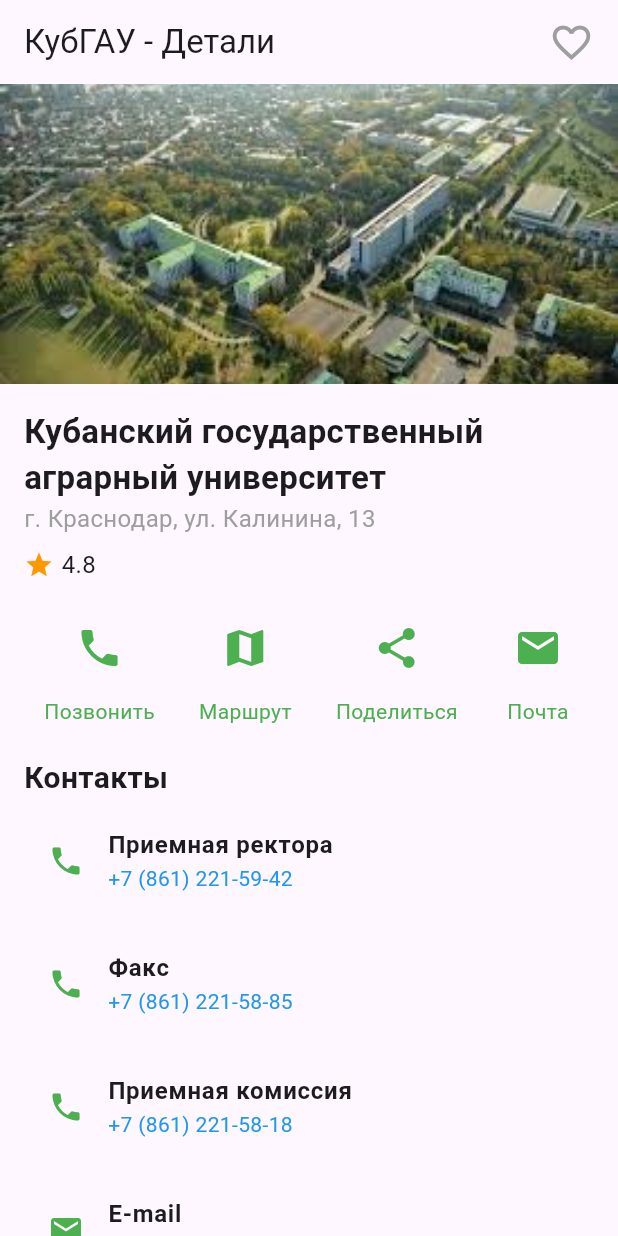
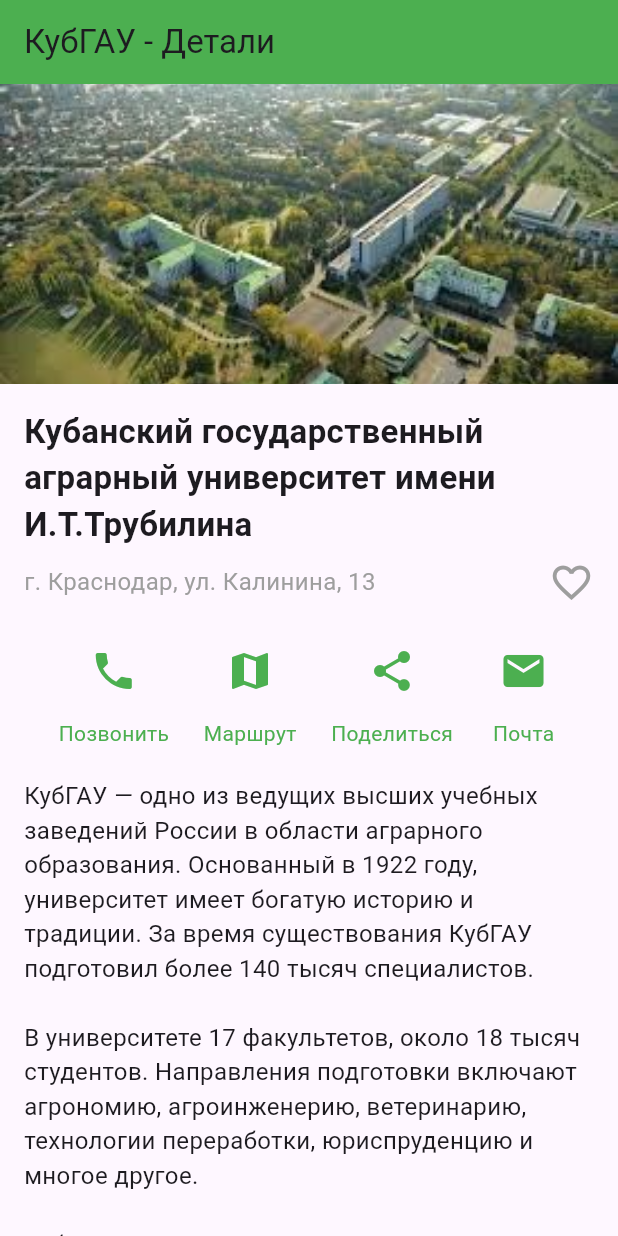
Before and after one commit to EdwardEqwee/mobile_dev, a Flutter app: the screen it shows after launch, on a phone screen of 412 x 824 dp. Run offline on Flutter 3.47's test engine with Material 3 defaults, Android fonts, the phone set to English and light mode, and no system bars; our stand-ins replace share_plus.

Commit message:
рабочая версия 3.5

```diff
--- a/lab_04/lib/main.dart
+++ b/lab_04/lib/main.dart
@@ -33,33 +33,8 @@ class _HomeScreenState extends State<HomeScreen> {
     return Scaffold(
       appBar: AppBar(
         title: Text('КубГАУ - Детали'),
-        actions: [
-          /// Кнопка "лайк" с анимацией
-          GestureDetector(
-            onTap: () {
-              setState(() {
-                isLiked = !isLiked;
-              });
-            },
-            child: Padding(
-              padding: const EdgeInsets.symmetric(horizontal: 16.0),
-              child: AnimatedSwitcher(
-                duration: Duration(milliseconds: 300),
-                transitionBuilder: (child, animation) {
-                  return ScaleTransition(scale: animation, child: child);
-                },
-                child: Icon(
-                  isLiked ? Icons.favorite : Icons.favorite_border,
-                  key: ValueKey<bool>(isLiked),
-                  color: isLiked ? Colors.red : Colors.grey,
-                  size: 30,
+        backgroundColor: Colors.green,
       ),
-              ),
-            ),
-          ),
-        ],
-      ),
-      /// Основное содержимое экрана
       body: SingleChildScrollView(
         child: Column(
           crossAxisAlignment: CrossAxisAlignment.start,
@@ -80,23 +55,39 @@ class _HomeScreenState extends State<HomeScreen> {
                 crossAxisAlignment: CrossAxisAlignment.start,
                 children: [
                   Text(
-                    'Кубанский государственный аграрный университет',
+                    'Кубанский государственный аграрный университет имени И.Т.Трубилина',
                     style: TextStyle(fontSize: 22, fontWeight: FontWeight.bold),
                   ),
+                  SizedBox(height: 8),
+
+                  /// Блок с адресом и лайком
+                  Row(
+                    mainAxisAlignment: MainAxisAlignment.spaceBetween,
+                    children: [
                       Text(
                         'г. Краснодар, ул. Калинина, 13',
                         style: TextStyle(fontSize: 16, color: Colors.grey),
                       ),
-                  SizedBox(height: 8),
-                  Row(
-                    children: [
-                      Icon(Icons.star, color: Colors.orange, size: 20),
-                      SizedBox(width: 5),
-                      Text('4.8', style: TextStyle(fontSize: 16)),
-                    ],
+                      GestureDetector(
+                        onTap: () {
+                          setState(() {
+                            isLiked = !isLiked;
+                          });
+                        },
+                        child: AnimatedSwitcher(
+                          duration: Duration(milliseconds: 300),
+                          transitionBuilder: (child, animation) {
+                            return ScaleTransition(scale: animation, child: child);
+                          },
+                          child: Icon(
+                            isLiked ? Icons.favorite : Icons.favorite_border,
+                            key: ValueKey<bool>(isLiked),
+                            color: isLiked ? Colors.red : Colors.grey,
+                            size: 30,
+                          ),
+                        ),
                       ),
                     ],
-              ),
                   ),
                   SizedBox(height: 20),
 
@@ -110,6 +101,20 @@ class _HomeScreenState extends State<HomeScreen> {
                       _buildActionButton(Icons.email, 'Почта', _sendEmail),
                     ],
                   ),
+
+                  SizedBox(height: 20),
+                  Text(
+                    'КубГАУ — одно из ведущих высших учебных заведений России в области аграрного образования. Основанный в 1922 году, университет имеет богатую историю и традиции. За время существования КубГАУ подготовил более 140 тысяч специалистов.\n\n'
+                        'В университете 17 факультетов, около 18 тысяч студентов. Направления подготовки включают агрономию, агроинженерию, ветеринарию, технологии переработки, юриспруденцию и многое другое.\n\n'
+                        'КубГАУ активно занимается научными исследованиями и внедрением инноваций. В университете работают два НИИ: биотехнологии и сертификации пищевой продукции, а также прикладной и экспериментальной экологии.\n\n'
+                        'Кампус включает 22 учебных корпуса, 20 общежитий, библиотеку, спортивный комплекс, ботанический сад и многое другое. КубГАУ активно участвует в международных проектах, обмениваясь опытом с зарубежными вузами и научными центрами.\n\n'
+                        'Таким образом, Кубанский государственный аграрный университет сочетает богатые традиции, современные образовательные и научные подходы, активно внедряя инновации.',
+                    style: TextStyle(fontSize: 16),
+                  ),
+                ],
+              ),
+            ),
+
             SizedBox(height: 20),
 
             /// Контакты
@@ -121,21 +126,20 @@ class _HomeScreenState extends State<HomeScreen> {
               ),
             ),
             _buildContactInfo(Icons.phone, 'Приемная ректора', '+7 (861) 221-59-42', 'tel:+78612215942'),
-            _buildContactInfo(Icons.phone, 'Факс', '+7 (861) 221-58-85', 'tel:+78612215885'),
+            _buildContactInfo(Icons.fax_sharp, 'Факс', '+7 (861) 221-58-85', 'tel:+78612215885'),
             _buildContactInfo(Icons.phone, 'Приемная комиссия', '+7 (861) 221-58-18', 'tel:+78612215818'),
             _buildContactInfo(Icons.email, 'E-mail', 'mail@kubsau.ru', 'mailto:mail@kubsau.ru'),
 
-            /// Кнопка для перехода на сайт
             Padding(
-              padding: EdgeInsets.symmetric(horizontal: 16, vertical: 20),
+            padding: EdgeInsets.symmetric(horizontal: 20, vertical: 20),
             child: ElevatedButton.icon(
             onPressed: _openWebsite,
-                icon: Icon(Icons.public),
+
             label: Text('Перейти на сайт КубГАУ'),
             style: ElevatedButton.styleFrom(
             backgroundColor: Colors.green,
             foregroundColor: Colors.white,
-                  padding: EdgeInsets.symmetric(vertical: 12),
+            padding: EdgeInsets.symmetric(horizontal: 20, vertical: 12),
             ),
             ),
             ),
@@ -145,33 +149,29 @@ class _HomeScreenState extends State<HomeScreen> {
     );
   }
 
-  /// 📞 Открытие экрана вызова с указанным номером
+  /// Открытие экрана вызова с указанным номером
   void _makeCall(String phoneNumber) async {
     final Uri callUri = Uri.parse("tel:$phoneNumber");
     if (await canLaunchUrl(callUri)) {
       await launchUrl(callUri);
-    } else {
-      print("Ошибка: не удалось открыть телефонный вызов.");
     }
   }
 
-  /// 📍 Открытие Google Maps с местоположением КубГАУ
+  /// Открытие Яндекс.Карт с местоположением КубГАУ
   void _openMap() async {
-    Uri mapUri = Uri.parse("https://maps.app.goo.gl/GE7G8Rzk888b6Cz1A");
+    Uri mapUri = Uri.parse("https://yandex.ru/maps/-/CHuIIOoJ");
     if (await canLaunchUrl(mapUri)) {
       await launchUrl(mapUri, mode: LaunchMode.externalApplication);
-    } else {
-      print("Ошибка: не удалось открыть Google Maps.");
     }
   }
 
-  /// 📤 Функция для кнопки "Поделиться"
+  /// Функция для кнопки "Поделиться"
   void _sharePlace() {
-    String message = "🎓 КубГАУ - один из ведущих аграрных университетов России! 📍 Посмотрите на карту: https://maps.app.goo.gl/GE7G8Rzk888b6Cz1A";
+    String message = "🎓 КубГАУ - один из ведущих аграрных университетов России! 📍 Посмотрите на карту: https://yandex.ru/maps/-/CHuIIOoJ";
     Share.share(message);
   }
 
-  /// ✉️ Функция для отправки письма с выбором почтового клиента
+  /// Функция для отправки письма
   void _sendEmail() async {
     final Uri emailUri = Uri(
       scheme: 'mailto',
@@ -181,27 +181,14 @@ class _HomeScreenState extends State<HomeScreen> {
         'body': 'Здравствуйте! Хотел бы узнать подробнее о программах обучения.'
       },
     );
-
     if (await canLaunchUrl(emailUri)) {
       await launchUrl(emailUri);
-    } else {
-      print("Ошибка: не удалось открыть почтовый клиент.");
-    }
-  }
-
-  /// 🌍 Открытие сайта КубГАУ
-  void _openWebsite() async {
-    Uri websiteUri = Uri.parse("https://www.kubsau.ru/");
-    if (await canLaunchUrl(websiteUri)) {
-      await launchUrl(websiteUri);
     }
   }
 
   /// Виджет для отображения контактной информации
   Widget _buildContactInfo(IconData icon, String title, String subtitle, String link) {
-    return Padding(
-      padding: EdgeInsets.symmetric(horizontal: 16, vertical: 5),
-      child: ListTile(
+    return ListTile(
       leading: Icon(icon, color: Colors.green),
       title: Text(title, style: TextStyle(fontWeight: FontWeight.bold)),
       subtitle: Text(subtitle, style: TextStyle(color: Colors.blue)),
@@ -211,7 +198,6 @@ class _HomeScreenState extends State<HomeScreen> {
           await launchUrl(uri);
         }
       },
-      ),
     );
   }
 
@@ -228,4 +214,12 @@ class _HomeScreenState extends State<HomeScreen> {
       ],
     );
   }
+
+  /// 🌍 Открытие сайта КубГАУ
+  void _openWebsite() async {
+    Uri websiteUri = Uri.parse("https://www.kubsau.ru/");
+    if (await canLaunchUrl(websiteUri)) {
+      await launchUrl(websiteUri);
     }
+  }
+}
```
Lines whose indentation alone changed are shown as unchanged.
